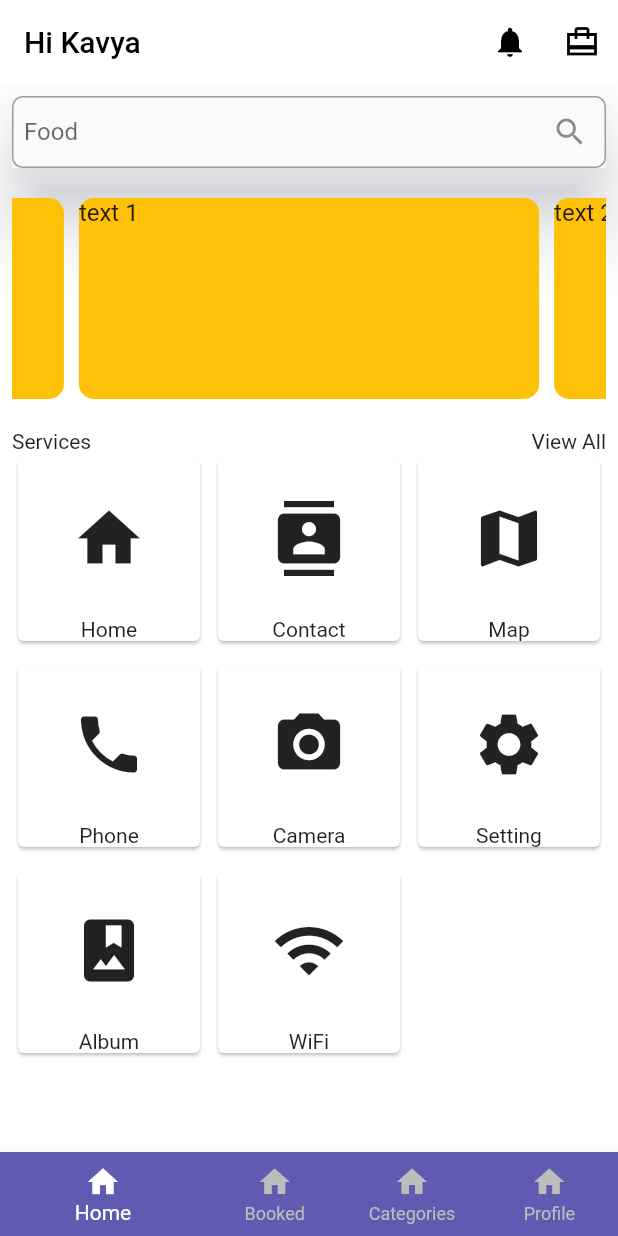
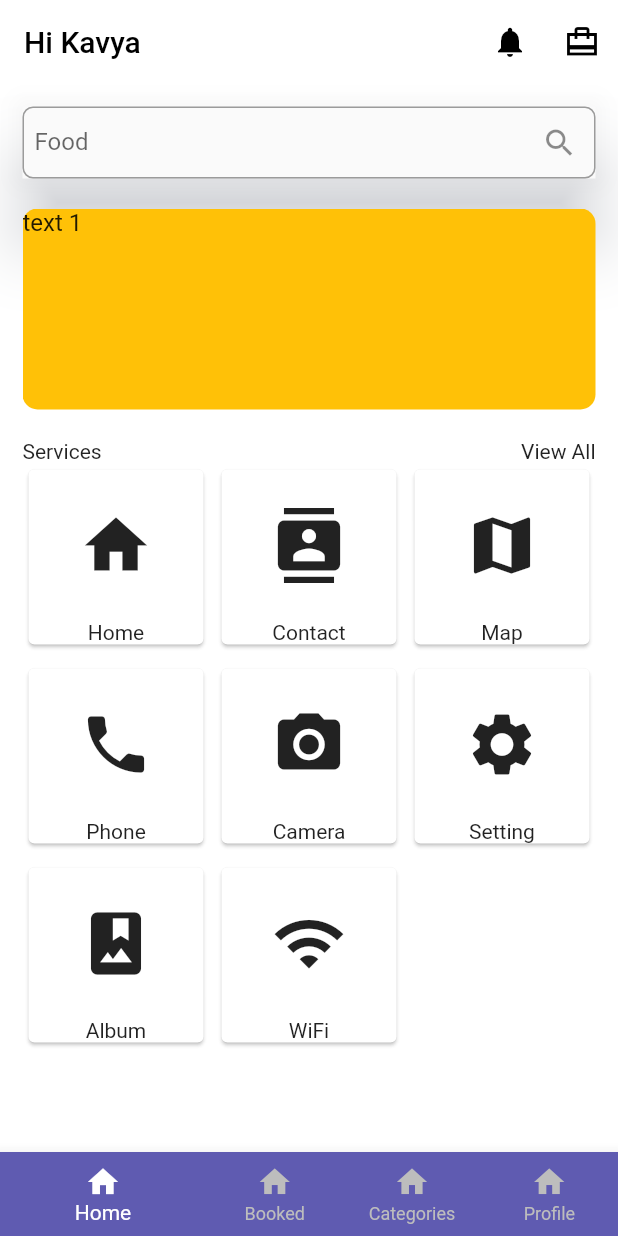
Before and after one commit to KavyaTB/onDemandService, a Flutter app: the screen it shows after launch, on a phone screen of 412 x 824 dp. Run offline on Flutter 3.47's test engine with Material 2 defaults, Android fonts, the phone set to English and light mode, and no system bars; drawn by our look-alikes of carousel_slider; our stand-ins replace get.

```diff
--- a/lib/components/advertisementslider.dart
+++ b/lib/components/advertisementslider.dart
@@ -9,13 +9,16 @@ class AdvertisementSlider extends StatelessWidget {
   @override
   Widget build(BuildContext context) {
     return CarouselSlider(
-      options: CarouselOptions(height: 134.0),
+      options: CarouselOptions(
+          height: 134.0,
+          enlargeCenterPage: true,
+          aspectRatio: 16 / 9,
+          viewportFraction: 1),
       items: [1, 2, 3, 4, 5].map((i) {
         return Builder(
           builder: (BuildContext context) {
             return Container(
                 width: MediaQuery.of(context).size.width,
-                margin: const EdgeInsets.symmetric(horizontal: 5.0),
                 decoration: BoxDecoration(
                     color: Colors.amber,
                     borderRadius: BorderRadius.circular(10)),
--- a/lib/constants.dart
+++ b/lib/constants.dart
@@ -1,3 +1,4 @@
 import 'package:flutter/material.dart';
 
 const whiteColor = Color(0xFFCED4E2);
+const double kHorizontalPadding = 15;
--- a/lib/screens/homescreen.dart
+++ b/lib/screens/homescreen.dart
@@ -37,7 +37,7 @@ class Homescreen extends StatelessWidget {
       ),
       bottomNavigationBar: const CustomBottomNavigation(),
       body: Padding(
-        padding: const EdgeInsets.all(8.0),
+        padding: const EdgeInsets.all(kHorizontalPadding),
         child: ListView(
           children: [
             Material(
```
Also changed, not shown: pubspec.yaml (+6 -14 lines).
